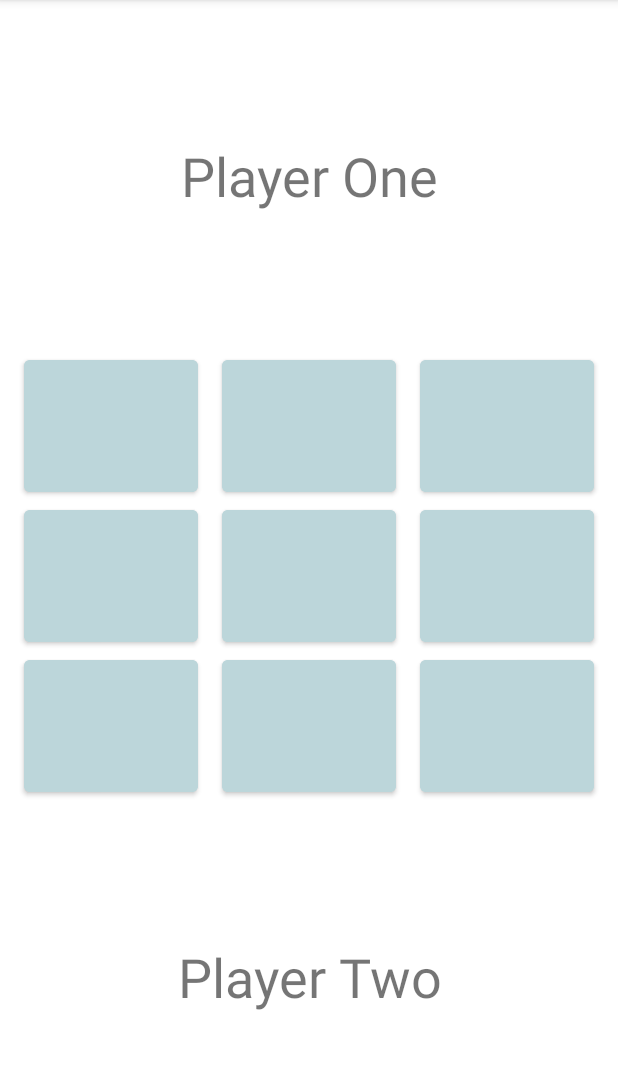
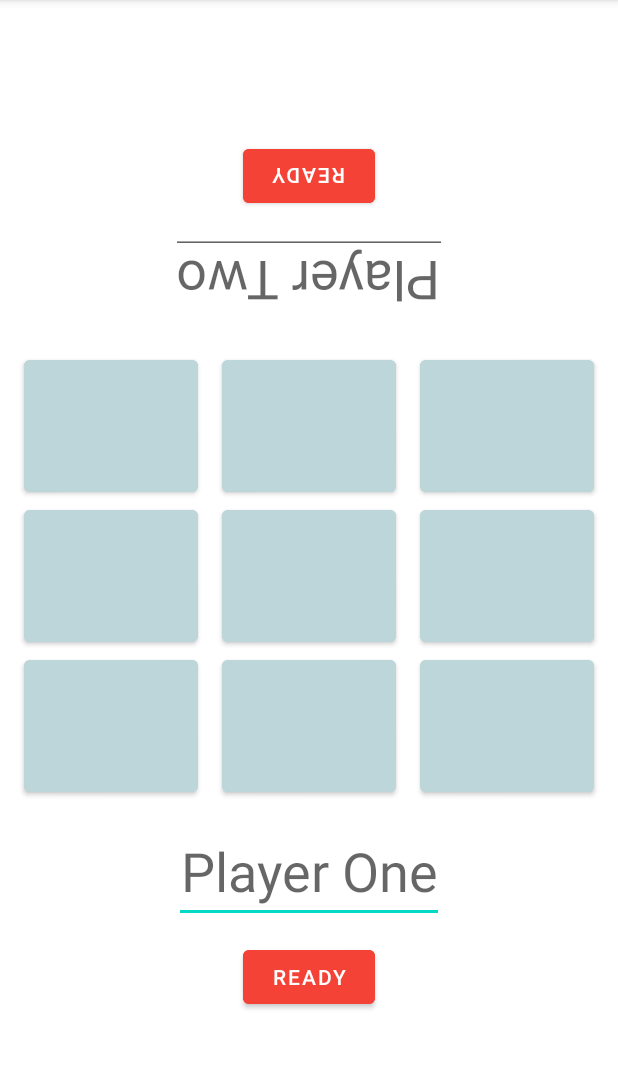
Before and after one commit to V1leDev/TicTacToeMVC, an Android app: the screen it shows after launch (MainActivity), on a phone screen of 412 x 824 dp, the part 84-1153 px from its top. Run offline under Robolectric (Android 15) with nearby library versions, the phone set to English and light mode, and no system bars.

Commit message:
Update GUI and add some GameView interfaces

```diff
--- a/app/src/main/java/com/example/tictactoemvc/view/GameView.kt
+++ b/app/src/main/java/com/example/tictactoemvc/view/GameView.kt
@@ -1,4 +1,18 @@
 package com.example.tictactoemvc.view
 
+import android.view.View
+
 interface GameView {
+    fun getRootView(): View
+
+    interface FieldSelectedListener {
+        fun onFieldSelected()
+    }
+
+    interface ReadyClickedListener {
+        fun onReadyClicked()
+    }
+
+    fun setFieldListener(listener: FieldSelectedListener)
+    fun setReadyListener(listener: ReadyClickedListener)
 }
--- a/app/src/main/res/layout/activity_main.xml
+++ b/app/src/main/res/layout/activity_main.xml
@@ -158,27 +158,51 @@
 
     </LinearLayout>
 
-    <TextView
-        android:id="@+id/textViewPlayer2"
+    <EditText
+        android:id="@+id/editTextPlayer1"
         android:layout_width="wrap_content"
         android:layout_height="wrap_content"
-        android:text="@string/player2"
+        android:hint="@string/player1"
         android:textAlignment="center"
         android:textSize="36sp"
-        app:layout_constraintBottom_toBottomOf="parent"
+        app:layout_constraintBottom_toTopOf="@+id/button3"
         app:layout_constraintEnd_toEndOf="parent"
         app:layout_constraintStart_toStartOf="parent"
         app:layout_constraintTop_toBottomOf="@+id/linearLayout" />
 
-    <TextView
-        android:id="@+id/textViewPlayer1"
+    <EditText
+        android:id="@+id/editTextPlayer2"
         android:layout_width="wrap_content"
         android:layout_height="wrap_content"
-        android:text="@string/player1"
+        android:hint="@string/player2"
+        android:rotation="180"
         android:textAlignment="center"
         android:textSize="36sp"
         app:layout_constraintBottom_toTopOf="@+id/linearLayout"
         app:layout_constraintEnd_toEndOf="parent"
         app:layout_constraintStart_toStartOf="parent"
+        app:layout_constraintTop_toBottomOf="@+id/button2" />
+
+    <Button
+        android:id="@+id/button2"
+        android:layout_width="wrap_content"
+        android:layout_height="wrap_content"
+        android:backgroundTint="#F44336"
+        android:rotation="180"
+        android:text="@string/ready"
+        app:layout_constraintBottom_toTopOf="@+id/linearLayout"
+        app:layout_constraintEnd_toEndOf="parent"
+        app:layout_constraintStart_toStartOf="parent"
         app:layout_constraintTop_toTopOf="parent" />
+
+    <Button
+        android:id="@+id/button3"
+        android:layout_width="wrap_content"
+        android:layout_height="wrap_content"
+        android:backgroundTint="#F44336"
+        android:text="@string/ready"
+        app:layout_constraintBottom_toBottomOf="parent"
+        app:layout_constraintEnd_toEndOf="parent"
+        app:layout_constraintStart_toStartOf="parent"
+        app:layout_constraintTop_toBottomOf="@+id/linearLayout" />
 </androidx.constraintlayout.widget.ConstraintLayout>
--- a/app/src/main/res/values/strings.xml
+++ b/app/src/main/res/values/strings.xml
@@ -2,4 +2,5 @@
     <string name="app_name">TicTacToe</string>
     <string name="player1">Player One</string>
     <string name="player2">Player Two</string>
+    <string name="ready">READY</string>
 </resources>
```
